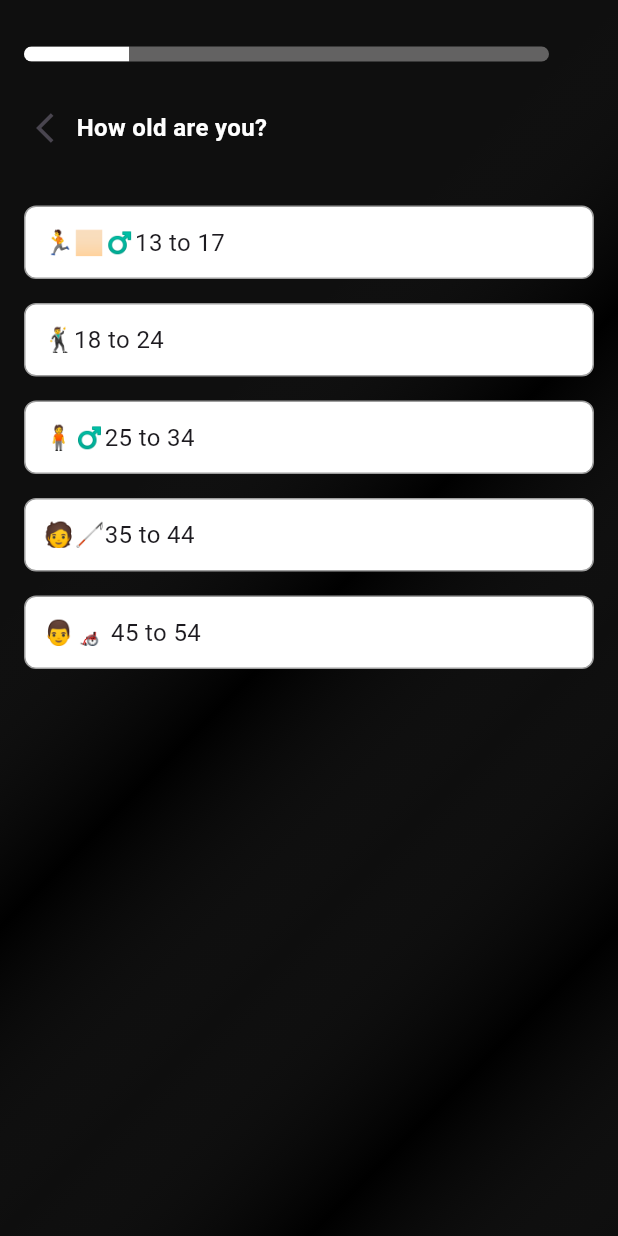
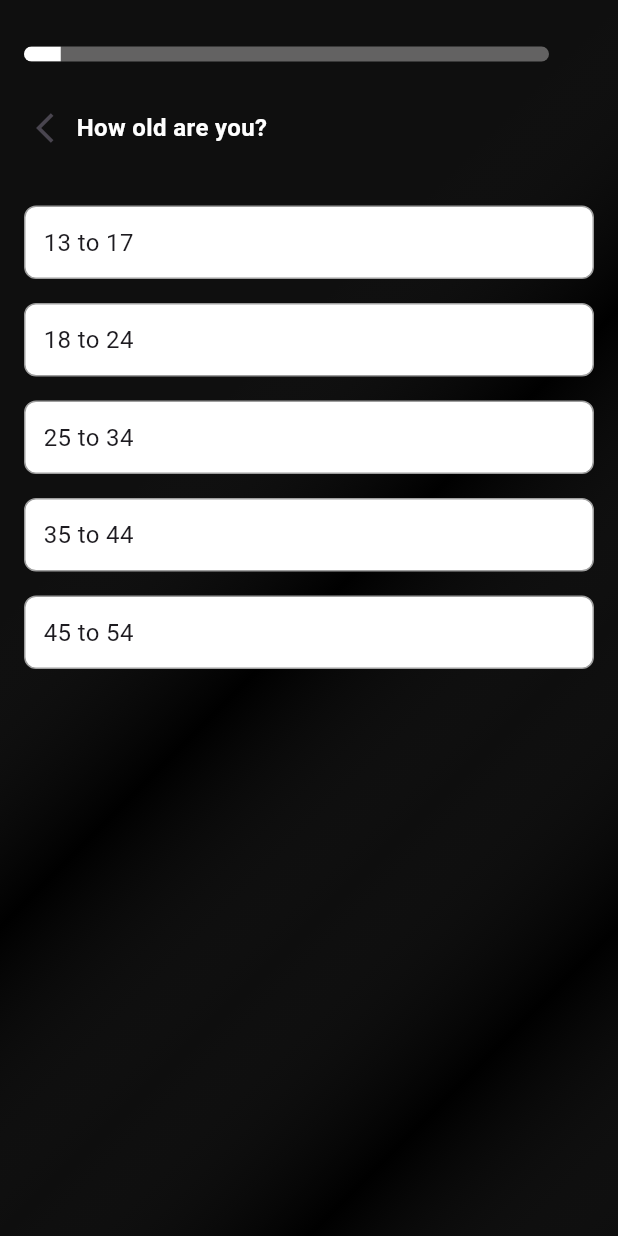
Before and after one commit to Rabeeheee/Track, a Flutter app: the SurveyScreen screen opened directly, on a phone screen of 412 x 824 dp. Run offline on Flutter 3.47's test engine with Material 3 defaults, Android fonts, the phone set to English and light mode, and no system bars; our stand-ins replace font_awesome_flutter; Roboto replaces fonts that are missing (Fonts).

Commit message:
first commit

```diff
--- /dev/null
+++ b/lib/progressprovider.dart
@@ -0,0 +1,12 @@
+import 'package:flutter/material.dart';
+
+class ProgressProvider with ChangeNotifier {
+  int _currentIndex = 0;
+
+  int get currentIndex => _currentIndex;
+
+  void updateIndex(int newIndex) {
+    _currentIndex = newIndex;
+    notifyListeners();
+  }
+}
--- /dev/null
+++ b/lib/screens/Questions/Linear_progress.dart
@@ -0,0 +1,31 @@
+import 'package:flutter/material.dart';
+import 'package:trackit/color/colors.dart';
+
+class CommonProgressIndicator extends StatelessWidget {
+  final double progressValue;
+
+  const CommonProgressIndicator({
+    Key? key,
+    required this.progressValue,
+  }) : super(key: key);
+
+  @override
+  Widget build(BuildContext context) {
+    return Container(
+      width: 350,
+      height: 10,
+      decoration: BoxDecoration(
+        color: AppColors.grey,
+        borderRadius: BorderRadius.circular(10),
+      ),
+      child: ClipRRect(
+        borderRadius: BorderRadius.circular(10),
+        child: LinearProgressIndicator(
+          value: progressValue,
+          backgroundColor: Colors.transparent,
+          valueColor: AlwaysStoppedAnimation<Color>(AppColors.secondaryColor),
+        ),
+      ),
+    );
+  }
+}
--- a/lib/screens/Questions/servey.dart
+++ b/lib/screens/Questions/servey.dart
@@ -1,32 +1,58 @@
 import 'package:flutter/material.dart';
+import 'package:provider/provider.dart';
+import 'package:trackit/progressprovider.dart';
+import 'package:trackit/screens/Questions/Linear_progress.dart';
 import 'package:trackit/screens/Questions/apreciate.dart';
 import 'package:trackit/screens/Questions/modals.dart';
+import 'package:trackit/screens/Questions/routine.dart';
 import 'package:trackit/screens/Questions/survey_option.dart';
-import 'result_page.dart';
 import 'package:trackit/color/colors.dart';
 
 List<SurveyQuestion> questions = [
   SurveyQuestion(
     'How old are you?',
-    ['🏃🏻‍♂️13 to 17', '🕺18 to 24', '🧍‍♂️25 to 34', '🧑‍🦯35 to 44', '👨‍🦽 45 to 54'],
+    [
+      '13 to 17',
+      '18 to 24',
+      '25 to 34',
+      '35 to 44',
+      '45 to 54'
+    ],
   ),
   SurveyQuestion(
     'How would you describe your life currently?',
-    ['😊 I\'m satisfied with my life now', '🙂 I\'m alright and want to self-improve', '😐 I\'m doing okay, not good or bad', '😢 I\'m often sad and rarely happy', '😭 I\'m at the lowest and need help'],
+    [
+      '😊 I\'m satisfied with my life now',
+      '🙂 I\'m alright and want to self-improve',
+      '😐 I\'m doing okay, not good or bad',
+      '😢 I\'m often sad and rarely happy',
+      '😭 I\'m at the lowest and need help'
+    ],
   ),
   SurveyQuestion(
-    'What’s the last time you wereproud of yourself?',
-    ['Just today', 'Few days ago', 'Few weeks ago', 'Few moths ago', 'Too long I can’t remember'],
+    'What’s the last time you were proud of yourself?',
+    [
+      'Just today',
+      'Few days ago',
+      'Few weeks ago',
+      'Few months ago',
+      'Too long I can’t remember'
+    ],
   ),
   SurveyQuestion(
-    'What’s gets you out of bed every morning?',
-    ['Make money to support my needs', 'To not get fired or expelled', 'To provide for my family', 'Achieve my goals and dreams', 'I don’t really know'],
+    'What gets you out of bed every morning?',
+    [
+      'Make money to support my needs',
+      'To not get fired or expelled',
+      'To provide for my family',
+      'Achieve my goals and dreams',
+      'I don’t really know'
+    ],
   ),
   SurveyQuestion(
-    'Which of the following wordsresonate with you most?',
+    'Which of the following words resonate with you most?',
     ['Under-achieved', 'Lack of confidence', 'Distracted', 'Anxious', 'Failed'],
   ),
-
 ];
 
 class SurveyScreen extends StatefulWidget {
@@ -35,16 +61,23 @@ class SurveyScreen extends StatefulWidget {
 }
 
 class _SurveyScreenState extends State<SurveyScreen> {
-  List<int> userResponses = List.filled(10, 0);
+  List<int> userResponses =
+      List.filled(5, 0); // Adjusted size to match the number of questions
   int currentQuestionIndex = 0;
+
+  // List to hold the contribution of each question to the progress
+  final List<double> questionWeights = [
+    0.07,
+    0.07,
+    0.07,
+    0.07,
+    0.07
+  ]; // Each question contributes 20%
+
   void navigateToNextQuestion(String answer) {
     setState(() {
-
       final currentQuestion = questions[currentQuestionIndex];
-
-
       int answerIndex = currentQuestion.options.indexOf(answer);
-
 
       if (answerIndex >= 0 && answerIndex < currentQuestion.options.length) {
         userResponses[currentQuestionIndex] = 5 - answerIndex;
@@ -52,30 +85,24 @@ void navigateToNextQuestion(String answer) {
         userResponses[currentQuestionIndex] = 0;
       }
 
+      Provider.of<ProgressProvider>(context, listen: false)
+          .updateIndex(currentQuestionIndex);
 
-    if (currentQuestionIndex == 4) {
+      if (currentQuestionIndex == questions.length - 1) {
         Navigator.push(
           context,
           MaterialPageRoute(
             builder: (context) => Apreciate(
                 onContinue: () {
-
-              Navigator.pop(context);
-              currentQuestionIndex++;
-              setState(() {});
+                  Navigator.push(context,
+                      MaterialPageRoute(builder: (context) => RoutineScreen()));
                 },
-          ),
+                habitIndex: 0,
+                habits: []),
           ),
         );
-    } else if (currentQuestionIndex < questions.length - 1) {
+      } else {
         currentQuestionIndex++;
-    } else {
-      Navigator.push(
-        context,
-        MaterialPageRoute(
-          builder: (context) => ResultPage(responses: userResponses),
-        ),
-      );
       }
     });
   }
@@ -84,6 +111,8 @@ void navigateToNextQuestion(String answer) {
     if (currentQuestionIndex > 0) {
       setState(() {
         currentQuestionIndex--;
+        Provider.of<ProgressProvider>(context, listen: false)
+            .updateIndex(currentQuestionIndex);
       });
     }
   }
@@ -91,6 +120,12 @@ void navigateToNextQuestion(String answer) {
   @override
   Widget build(BuildContext context) {
     final currentQuestion = questions[currentQuestionIndex];
+
+    // Calculate the progress value based on the question index and its weight
+    double progressValue = 0;
+    for (int i = 0; i <= currentQuestionIndex; i++) {
+      progressValue += questionWeights[i];
+    }
 
     return Scaffold(
       backgroundColor: AppColors.backgroundColor,
@@ -113,39 +148,24 @@ void navigateToNextQuestion(String answer) {
           child: Column(
             crossAxisAlignment: CrossAxisAlignment.start,
             children: [
-              SizedBox(height: 15),
-              Container(
-                width: 350,
-                height: 10,
-                decoration: BoxDecoration(
-                  color: AppColors.grey,
-                  borderRadius: BorderRadius.circular(10),
+              const SizedBox(height: 15),
+              CommonProgressIndicator(
+                progressValue: progressValue,
               ),
-                child: ClipRRect(
-                  borderRadius: BorderRadius.circular(10),
-                  child: LinearProgressIndicator(
-                    value: (currentQuestionIndex + 1) / questions.length,
-                    backgroundColor: Colors.transparent,
-                    valueColor: AlwaysStoppedAnimation<Color>(AppColors.secondaryColor),
-                  ),
-                ),
-              ),
-              SizedBox(height: 20),
+              const SizedBox(height: 20),
               Row(
                 children: [
                   Container(
                     width: 35,
                     child: IconButton(
-                      onPressed: () {
-                        navigateToPreviousQuestion();
-                      },
-                      icon: Icon(Icons.arrow_back_ios),
+                      onPressed: navigateToPreviousQuestion,
+                      icon: const Icon(Icons.arrow_back_ios),
                     ),
                   ),
                   Expanded(
                     child: Text(
                       currentQuestion.questionText,
-                      style: TextStyle(
+                      style: const TextStyle(
                         fontSize: 16.0,
                         fontWeight: FontWeight.w600,
                         fontFamily: 'Fonts',
@@ -155,7 +175,7 @@ void navigateToNextQuestion(String answer) {
                   ),
                 ],
               ),
-              SizedBox(height: 20.0),
+              const SizedBox(height: 20.0),
               for (var option in currentQuestion.options)
                 SurveyOption(
                   emoji: option.substring(0, 2),
--- a/lib/screens/loginpage/getstart.dart
+++ b/lib/screens/loginpage/getstart.dart
@@ -1,7 +1,9 @@
 import 'package:flutter/material.dart';
 import 'package:font_awesome_flutter/font_awesome_flutter.dart';
 import 'package:trackit/color/colors.dart';
+
 import 'package:trackit/screens/Questions/servey.dart';
+
 
 class Getstart extends StatelessWidget {
   final String username;
--- a/pubspec.yaml
+++ b/pubspec.yaml
@@ -32,6 +32,7 @@ dependencies:
   flutter:
     sdk: flutter
   font_awesome_flutter: ^10.7.0
+  provider: ^6.1.2
 
 dev_dependencies:
   # The "flutter_lints" package below contains a set of recommended lints to
```
Also changed, not shown: lib/main.dart (+10 -7 lines), lib/screens/Questions/apreciate.dart (+51 -16 lines), lib/screens/Questions/catogories.dart (added, +30 -0 lines), lib/screens/Questions/result_page.dart (+34 -40 lines), lib/screens/Questions/routine.dart (+61 -16 lines), pubspec.lock, 1 other file. Lines whose indentation alone changed are shown as unchanged.
